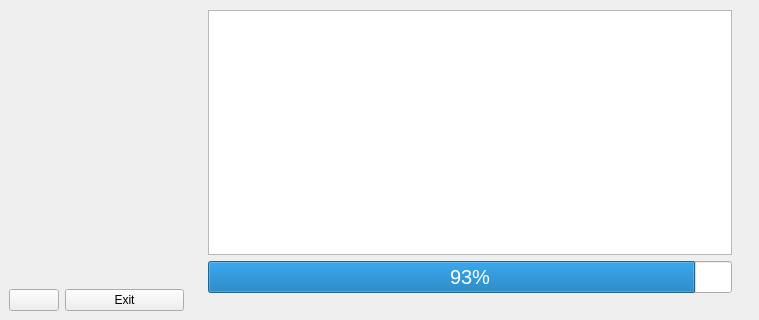
KakashiJiyayou/test3_adding_UI_for_future_functional, file base_ui.ui: the form before one commit; both pictures show x 0 to 759 and y 356 to 676 of the 759 by 676 pixel window.
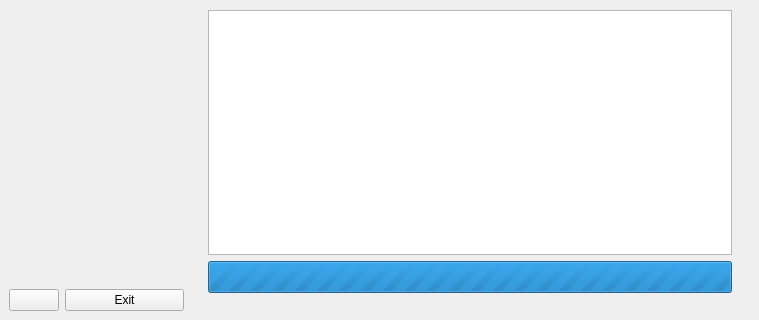
The form after the commit. Icons and pictures are not drawn.

Diff of the .ui file:
```diff
--- a/base_ui.ui
+++ b/base_ui.ui
@@ -867,8 +867,11 @@
                <property name="autoFillBackground">
                 <bool>true</bool>
                </property>
+               <property name="maximum">
+                <number>0</number>
+               </property>
                <property name="value">
-                <number>93</number>
+                <number>-1</number>
                </property>
                <property name="textVisible">
                 <bool>true</bool>
```
